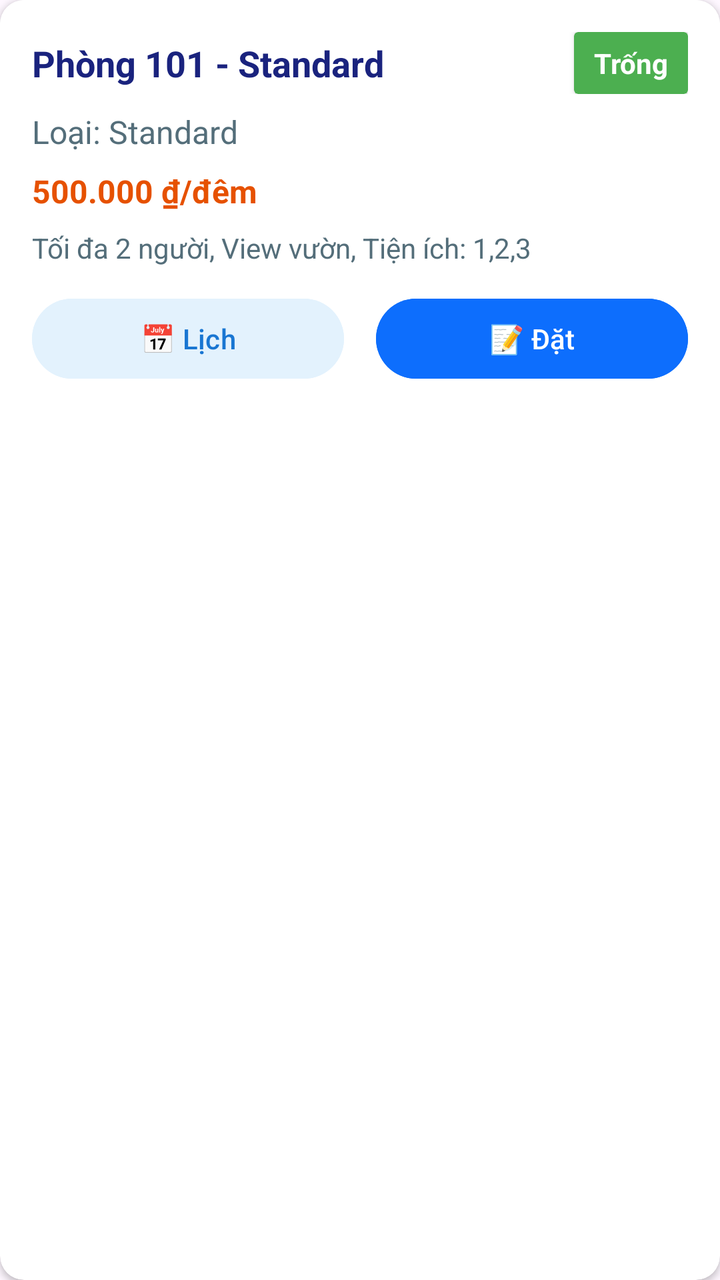
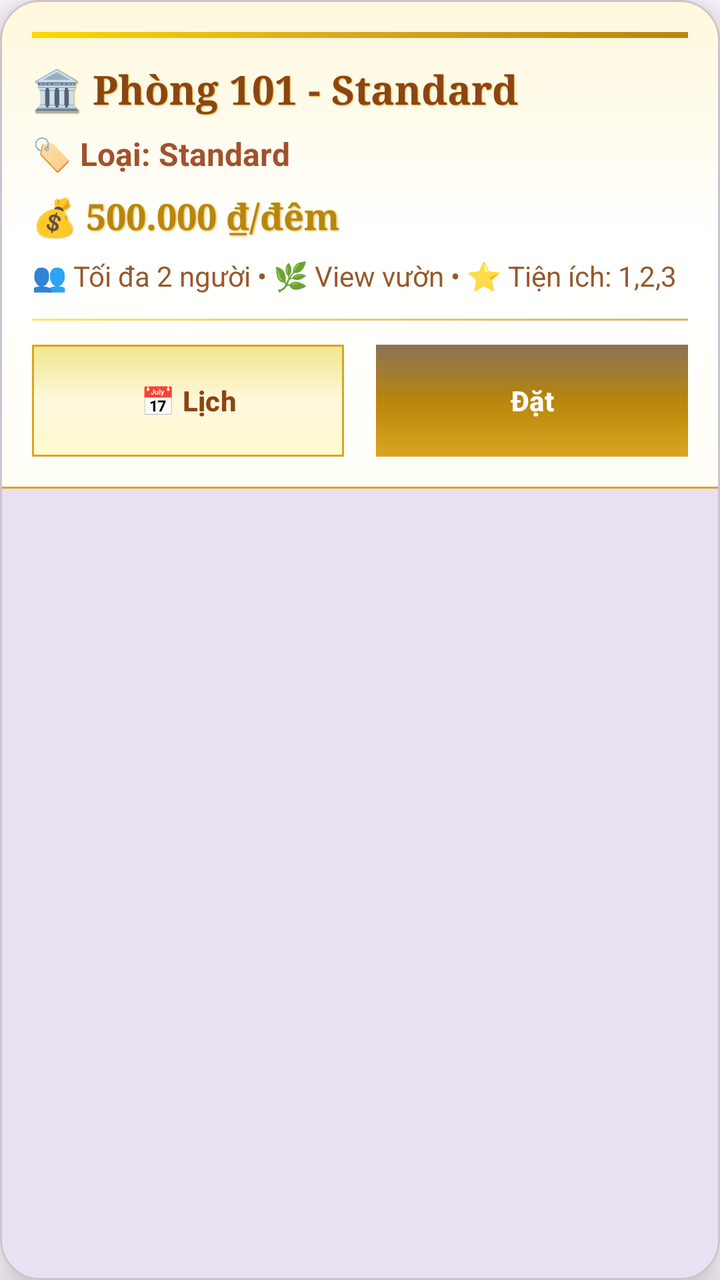

Screens rendered from an Android XML layout before and after an edit, with the pre-edit source and the edit as a unified diff.
<!-- AndroidManifest.xml: application theme Theme.AppQLKhachSan -->
<!-- res/layout/item_room.xml -->
<?xml version="1.0" encoding="utf-8"?>
<androidx.cardview.widget.CardView xmlns:android="http://schemas.android.com/apk/res/android"
    xmlns:app="http://schemas.android.com/apk/res-auto"
    android:id="@+id/cardView"
    android:layout_width="match_parent"
    android:layout_height="wrap_content"
    android:layout_margin="8dp"
    android:elevation="4dp"
    app:cardCornerRadius="12dp">

    <LinearLayout
        android:layout_width="match_parent"
        android:layout_height="wrap_content"
        android:orientation="vertical"
        android:background="#FFFFFF"
        android:padding="16dp">

        <LinearLayout
            android:layout_width="match_parent"
            android:layout_height="wrap_content"
            android:orientation="horizontal"
            android:gravity="center_vertical">

            <TextView
                android:id="@+id/txtRoomName"
                android:layout_width="0dp"
                android:layout_height="wrap_content"
                android:layout_weight="1"
                android:text="Phòng 101 - Standard"
                android:textStyle="bold"
                android:textSize="18sp"
                android:textColor="#1A237E"
                android:maxLines="2"
                android:contentDescription="Tên phòng" />

            <androidx.cardview.widget.CardView
                android:id="@+id/statusCard"
                android:layout_width="wrap_content"
                android:layout_height="wrap_content"
                android:layout_marginStart="8dp"
                android:elevation="2dp"
                android:backgroundTint="#4CAF50">

                <TextView
                    android:id="@+id/txtRoomStatus"
                    android:layout_width="wrap_content"
                    android:layout_height="wrap_content"
                    android:text="Trống"
                    android:textSize="14sp"
                    android:textColor="#FFFFFF"
                    android:textStyle="bold"
                    android:paddingHorizontal="10dp"
                    android:paddingVertical="6dp"
                    android:contentDescription="Trạng thái phòng" />
            </androidx.cardview.widget.CardView>
        </LinearLayout>

        <TextView
            android:id="@+id/txtRoomType"
            android:layout_width="match_parent"
            android:layout_height="wrap_content"
            android:text="Loại: Standard"
            android:textSize="16sp"
            android:textColor="#546E7A"
            android:layout_marginTop="8dp"
            android:contentDescription="Loại phòng" />

        <TextView
            android:id="@+id/txtRoomPrice"
            android:layout_width="match_parent"
            android:layout_height="wrap_content"
            android:text="500.000 ₫/đêm"
            android:textSize="16sp"
            android:textColor="#E65100"
            android:textStyle="bold"
            android:layout_marginTop="8dp"
            android:contentDescription="Giá phòng mỗi đêm" />

        <TextView
            android:id="@+id/txtRoomDetails"
            android:layout_width="match_parent"
            android:layout_height="wrap_content"
            android:text="Tối đa 2 người, View vườn, Tiện ích: 1,2,3"
            android:textSize="14sp"
            android:textColor="#546E7A"
            android:layout_marginTop="8dp"
            android:contentDescription="Chi tiết phòng" />

        <LinearLayout
            android:layout_width="match_parent"
            android:layout_height="wrap_content"
            android:orientation="horizontal"
            android:layout_marginTop="12dp">

            <Button
                android:id="@+id/btnViewCalendar"
                android:layout_width="0dp"
                android:layout_height="48dp"
                android:layout_weight="1"
                android:layout_marginEnd="8dp"
                android:text="📅 Lịch"
                android:textSize="14sp"
                android:textColor="#1976D2"
                android:backgroundTint="#E3F2FD"
                android:contentDescription="Xem lịch trống" />

            <Button
                android:id="@+id/btnBookRoom"
                android:layout_width="0dp"
                android:layout_height="48dp"
                android:layout_weight="1"
                android:layout_marginStart="8dp"
                android:text="📝 Đặt"
                android:textSize="14sp"
                android:textColor="#FFFFFF"
                android:backgroundTint="#0D6EFD"
                android:contentDescription="Đặt phòng" />
        </LinearLayout>
    </LinearLayout>
</androidx.cardview.widget.CardView>
<!-- resources referenced by this layout -->
<resources>
  <style name="Theme.AppQLKhachSan" parent="Base.Theme.AppQLKhachSan" />
  <style name="Base.Theme.AppQLKhachSan" parent="Theme.Material3.DayNight.NoActionBar">
          
          
      </style>
</resources>

<!-- the commit's change to res/layout/item_room.xml (unified diff, before → after) -->
@@ -1,67 +1,54 @@
 <?xml version="1.0" encoding="utf-8"?>
-<androidx.cardview.widget.CardView xmlns:android="http://schemas.android.com/apk/res/android"
+<com.google.android.material.card.MaterialCardView
+    xmlns:android="http://schemas.android.com/apk/res/android"
     xmlns:app="http://schemas.android.com/apk/res-auto"
     android:id="@+id/cardView"
     android:layout_width="match_parent"
     android:layout_height="wrap_content"
     android:layout_margin="8dp"
-    android:elevation="4dp"
-    app:cardCornerRadius="12dp">
+    app:cardElevation="12dp"
+    app:cardCornerRadius="20dp"
+    app:checkedIcon="@android:drawable/checkbox_on_background">
 
     <LinearLayout
         android:layout_width="match_parent"
         android:layout_height="wrap_content"
         android:orientation="vertical"
-        android:background="#FFFFFF"
+        android:background="@drawable/luxury_card_bg"
         android:padding="16dp">
 
-        <LinearLayout
+        
+        <View
+            android:layout_width="match_parent"
+            android:layout_height="3dp"
+            android:background="@drawable/golden_line"
+            android:layout_marginBottom="12dp" />
+
+        <TextView
+            android:id="@+id/txtRoomName"
             android:layout_width="match_parent"
             android:layout_height="wrap_content"
-            android:orientation="horizontal"
-            android:gravity="center_vertical">
-
-            <TextView
-                android:id="@+id/txtRoomName"
-                android:layout_width="0dp"
-                android:layout_height="wrap_content"
-                android:layout_weight="1"
-                android:text="Phòng 101 - Standard"
-                android:textStyle="bold"
-                android:textSize="18sp"
-                android:textColor="#1A237E"
-                android:maxLines="2"
-                android:contentDescription="Tên phòng" />
-
-            <androidx.cardview.widget.CardView
-                android:id="@+id/statusCard"
-                android:layout_width="wrap_content"
-                android:layout_height="wrap_content"
-                android:layout_marginStart="8dp"
-                android:elevation="2dp"
-                android:backgroundTint="#4CAF50">
-
-                <TextView
-                    android:id="@+id/txtRoomStatus"
-                    android:layout_width="wrap_content"
-                    android:layout_height="wrap_content"
-                    android:text="Trống"
-                    android:textSize="14sp"
-                    android:textColor="#FFFFFF"
-                    android:textStyle="bold"
-                    android:paddingHorizontal="10dp"
-                    android:paddingVertical="6dp"
-                    android:contentDescription="Trạng thái phòng" />
-            </androidx.cardview.widget.CardView>
-        </LinearLayout>
+            android:text="🏛️ Phòng 101 - Standard"
+            android:textStyle="bold"
+            android:textSize="20sp"
+            android:textColor="#8B4513"
+            android:fontFamily="serif"
+            android:singleLine="true"
+            android:ellipsize="end"
+            android:shadowColor="#DAA520"
+            android:shadowDx="1"
+            android:shadowDy="1"
+            android:shadowRadius="1"
+            android:contentDescription="Tên phòng" />
 
         <TextView
             android:id="@+id/txtRoomType"
             android:layout_width="match_parent"
             android:layout_height="wrap_content"
-            android:text="Loại: Standard"
+            android:text="🏷️ Loại: Standard"
             android:textSize="16sp"
-            android:textColor="#546E7A"
+            android:textColor="#A0522D"
+            android:textStyle="bold"
             android:layout_marginTop="8dp"
             android:contentDescription="Loại phòng" />
 
@@ -69,52 +56,75 @@
             android:id="@+id/txtRoomPrice"
             android:layout_width="match_parent"
             android:layout_height="wrap_content"
-            android:text="500.000 ₫/đêm"
-            android:textSize="16sp"
-            android:textColor="#E65100"
+            android:text="💰 500.000 ₫/đêm"
+            android:textSize="18sp"
+            android:textColor="#B8860B"
             android:textStyle="bold"
+            android:fontFamily="serif"
             android:layout_marginTop="8dp"
+            android:shadowColor="#DAA520"
+            android:shadowDx="1"
+            android:shadowDy="1"
+            android:shadowRadius="2"
             android:contentDescription="Giá phòng mỗi đêm" />
 
         <TextView
             android:id="@+id/txtRoomDetails"
             android:layout_width="match_parent"
             android:layout_height="wrap_content"
-            android:text="Tối đa 2 người, View vườn, Tiện ích: 1,2,3"
+            android:text="👥 Tối đa 2 người • 🌿 View vườn • ⭐ Tiện ích: 1,2,3"
             android:textSize="14sp"
-            android:textColor="#546E7A"
+            android:textColor="#8B4513"
             android:layout_marginTop="8dp"
+            android:alpha="0.9"
             android:contentDescription="Chi tiết phòng" />
+
+        
+        <View
+            android:layout_width="match_parent"
+            android:layout_height="1dp"
+            android:background="@drawable/golden_line"
+            android:layout_marginVertical="12dp"
+            android:alpha="0.6" />
 
         <LinearLayout
             android:layout_width="match_parent"
             android:layout_height="wrap_content"
-            android:orientation="horizontal"
-            android:layout_marginTop="12dp">
+            android:orientation="horizontal">
 
-            <Button
+            <com.google.android.material.button.MaterialButton
                 android:id="@+id/btnViewCalendar"
                 android:layout_width="0dp"
-                android:layout_height="48dp"
+                android:layout_height="56dp"
                 android:layout_weight="1"
-                android:layout_marginEnd="8dp"
                 android:text="📅 Lịch"
                 android:textSize="14sp"
-                android:textColor="#1976D2"
-                android:backgroundTint="#E3F2FD"
+                android:textColor="#8B4513"
+                android:textStyle="bold"
+                android:background="@drawable/golden_button_light"
+                app:backgroundTint="@null"
+                app:cornerRadius="16dp"
+                android:layout_marginEnd="8dp"
+                android:paddingHorizontal="12dp"
+                app:rippleColor="#80DAA520"
                 android:contentDescription="Xem lịch trống" />
 
-            <Button
+            <com.google.android.material.button.MaterialButton
                 android:id="@+id/btnBookRoom"
                 android:layout_width="0dp"
-                android:layout_height="48dp"
+                android:layout_height="56dp"
                 android:layout_weight="1"
-                android:layout_marginStart="8dp"
-                android:text="📝 Đặt"
+                android:text="Đặt"
                 android:textSize="14sp"
                 android:textColor="#FFFFFF"
-                android:backgroundTint="#0D6EFD"
+                android:textStyle="bold"
+                android:background="@drawable/golden_button_dark"
+                app:backgroundTint="@null"
+                app:cornerRadius="16dp"
+                android:layout_marginStart="8dp"
+                android:paddingHorizontal="12dp"
+                app:rippleColor="#80DAA520"
                 android:contentDescription="Đặt phòng" />
         </LinearLayout>
     </LinearLayout>
-</androidx.cardview.widget.CardView>
+</com.google.android.material.card.MaterialCardView>
<!-- resource entries referenced after the edit -->
@@ -1,5 +1,48 @@
 <!-- resources referenced by this layout -->
 <resources>
+  <!-- drawable golden_button_dark (drawable) -->
+  <?xml version="1.0" encoding="utf-8"?>
+  <shape xmlns:android="http://schemas.android.com/apk/res/android">
+      <gradient
+          android:startColor="#DAA520"
+          android:centerColor="#B8860B"
+          android:endColor="#8B7355"
+          android:angle="90" />
+  </shape>
+  <!-- drawable golden_button_light (drawable) -->
+  <?xml version="1.0" encoding="utf-8"?>
+  <shape xmlns:android="http://schemas.android.com/apk/res/android">
+      <gradient
+          android:startColor="#FFFACD"
+          android:centerColor="#FFF8DC"
+          android:endColor="#F0E68C"
+          android:angle="90" />
+      <stroke
+          android:width="1dp"
+          android:color="#DAA520" />
+  </shape>
+  <!-- drawable golden_line (drawable) -->
+  <?xml version="1.0" encoding="utf-8"?>
+  <shape xmlns:android="http://schemas.android.com/apk/res/android">
+      <gradient
+          android:startColor="#FFD700"
+          android:centerColor="#DAA520"
+          android:endColor="#B8860B"
+          android:angle="0" />
+  </shape>
+  <!-- drawable luxury_card_bg (drawable) -->
+  <?xml version="1.0" encoding="utf-8"?>
+  <shape xmlns:android="http://schemas.android.com/apk/res/android">
+      <gradient
+          android:startColor="#FFFEF7"
+          android:centerColor="#FFFFFF"
+          android:endColor="#FFF8DC"
+          android:angle="90" />
+      <stroke
+          android:width="1dp"
+          android:color="#DAA520"
+          android:dashWidth="0dp" />
+  </shape>
   <style name="Theme.AppQLKhachSan" parent="Base.Theme.AppQLKhachSan" />
   <style name="Base.Theme.AppQLKhachSan" parent="Theme.Material3.DayNight.NoActionBar">
           
